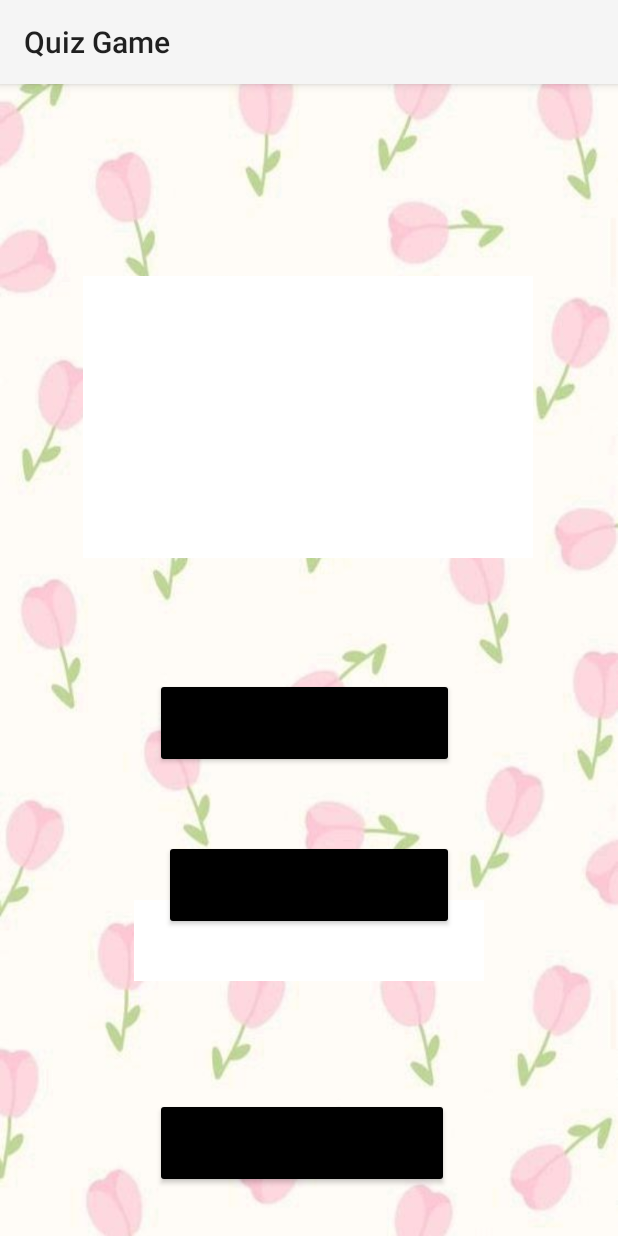
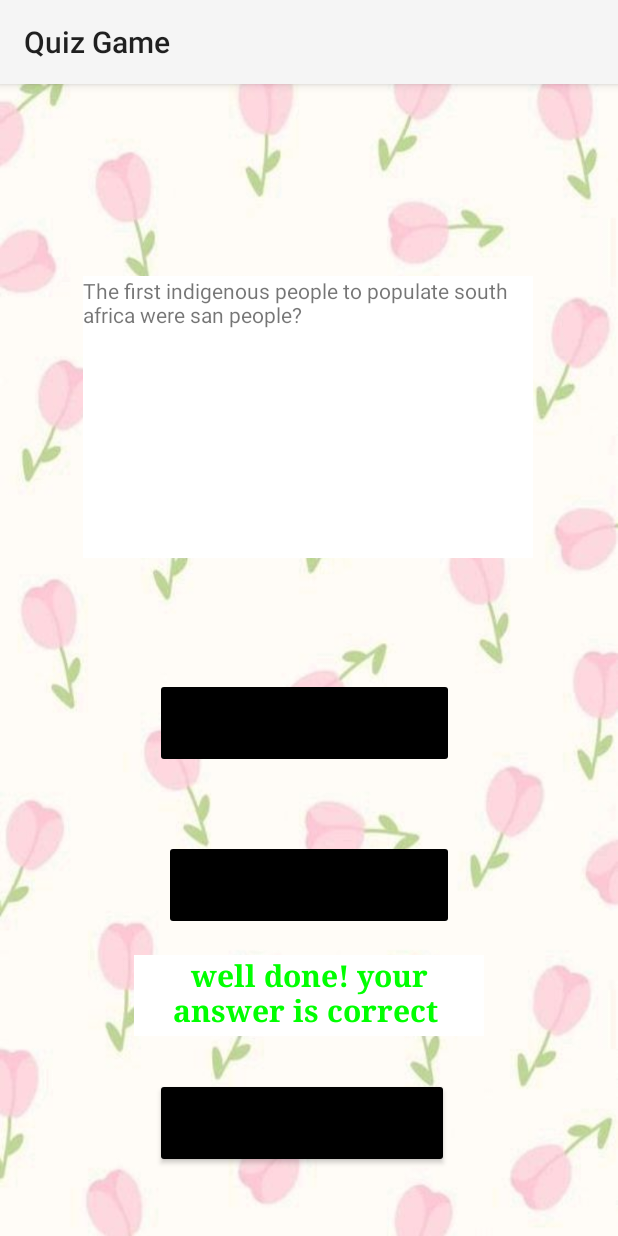
Before and after one commit to VCSTDN2024/imad5112-assignment-2-ST10480778, an Android app: the QuestionScreen1 screen opened directly, with no data from a screen before it, after a tap on "TRUE", on a phone screen of 412 x 824 dp. Run offline under Robolectric (Android 15) with nearby library versions, the phone set to English and light mode, and no system bars.

Commit message:
added: more code

```diff
--- a/app/src/main/AndroidManifest.xml
+++ b/app/src/main/AndroidManifest.xml
@@ -12,6 +12,12 @@
         android:supportsRtl="true"
         android:theme="@style/Theme.QuizGame"
         tools:targetApi="31">
+        <activity
+            android:name=".ReviewScreen"
+            android:exported="false" />
+        <activity
+            android:name=".ReviewScreen"
+            android:exported="false" />
         <activity
             android:name=".QuestionScreen1"
             android:exported="false" />
--- a/app/src/main/java/com/example/quizgame/MainActivity.kt
+++ b/app/src/main/java/com/example/quizgame/MainActivity.kt
@@ -1,5 +1,6 @@
 package com.example.quizgame
 
+import android.content.Intent
 import android.os.Bundle
 import android.widget.Button
 import androidx.activity.enableEdgeToEdge
@@ -23,7 +24,8 @@ class MainActivity : AppCompatActivity() {
 
         startBtn.setOnClickListener {
 
-
+        val intent = Intent(this ,QuestionScreen1::class.java)
+            startActivity(intent)
         }
 
 
--- a/app/src/main/java/com/example/quizgame/QuestionScreen1.kt
+++ b/app/src/main/java/com/example/quizgame/QuestionScreen1.kt
@@ -1,16 +1,41 @@
 package com.example.quizgame
 
+import android.content.Intent
+import android.graphics.Color
 import android.os.Bundle
 import android.widget.Button
+import android.widget.TextView
 import androidx.activity.enableEdgeToEdge
 import androidx.appcompat.app.AppCompatActivity
-import androidx.core.view.ViewCompat
-import androidx.core.view.WindowInsetsCompat
 
+/*
+*
+*
+*
+* */
 class QuestionScreen1 : AppCompatActivity() {
     private lateinit var posBtn: Button
     private lateinit var negBtn: Button
     private lateinit var nextBtn: Button
+    private lateinit var displayText:TextView
+    private lateinit var ResultsText:TextView
+
+   companion object {
+
+        val questions = arrayOf(
+            "The first indigenous people to populate south africa were san people?",
+            "Nelson mandela is south africa's current president?",
+            "South africa's national flower is the sunflower?",
+            "South Africa has three capital?",
+            "Mount Everest is the tallest mountain in the world?",
+        )
+        val answers = booleanArrayOf(true, false, false, true, true)
+    }
+
+
+
+    private var currentQuestionIndex =0
+    private var score = 0
 
     override fun onCreate(savedInstanceState: Bundle?) {
         super.onCreate(savedInstanceState)
@@ -20,34 +45,54 @@ class QuestionScreen1 : AppCompatActivity() {
         posBtn=findViewById(R.id.posBtn)
         negBtn=findViewById(R.id.negBtn)
         nextBtn=findViewById(R.id.nextBtn)
-        val category= arrayOf(
-            "General Knowledge"
-        )
-        val questions= arrayOf(
-            "It takes a sloth two weeks to digest a meal?",
-            "An ant can lift 1000 times its body weight?",
-            "The goat is the natural animal of Scotland?",
-            "South Africa has three capital?",
-            "Mount Everest is the tallest mountain in the world?"
-        )
-        val answers = booleanArrayOf(true,false,false,true,true)
+        displayText=findViewById(R.id.displayText)
+        ResultsText=findViewById(R.id.ResultsText)
 
+        displayQuestion()
 
         posBtn.setOnClickListener {
-
+            matchAnswerToQuestion(true)
         }
         negBtn.setOnClickListener {
-
+          matchAnswerToQuestion(false)
         }
 
         nextBtn.setOnClickListener {
+            currentQuestionIndex++
+            if (currentQuestionIndex <questions.size){
+                displayQuestion()
+                ResultsText.text = ""
+                posBtn.isEnabled = true
+                negBtn.isEnabled=true
+            }else{
+                val intent = Intent(this,Results::class.java)
+                intent.putExtra("score",score)
+                startActivity(intent)
+                finish()
+            }
+        }
+        nextBtn.isEnabled = false
+    }
+    private fun displayQuestion() {
 
+        displayText.text = questions[currentQuestionIndex]
+    }
+
+
+    private fun matchAnswerToQuestion(userAnswer:Boolean){
+        val correctAnswer = answers[currentQuestionIndex]
+
+       if (userAnswer == correctAnswer){
+            ResultsText.text="well done! your answer is correct "
+            ResultsText.setTextColor(Color.GREEN)
+            score++
+        } else{
+            ResultsText.text="incorrect"
+            ResultsText.setTextColor(Color.RED)
         }
+       posBtn.isEnabled = false
+       negBtn.isEnabled = false
+       nextBtn.isEnabled = true
+    }
 
-        ViewCompat.setOnApplyWindowInsetsListener(findViewById(R.id.main)) { v, insets ->
-            val systemBars = insets.getInsets(WindowInsetsCompat.Type.systemBars())
-            v.setPadding(systemBars.left, systemBars.top, systemBars.right, systemBars.bottom)
-            insets
-        }
-    }
 }
--- a/app/src/main/res/layout/activity_question_screen1.xml
+++ b/app/src/main/res/layout/activity_question_screen1.xml
@@ -3,18 +3,18 @@
     xmlns:app="http://schemas.android.com/apk/res-auto"
     xmlns:tools="http://schemas.android.com/tools"
     android:id="@+id/main"
-    android:background="@drawable/background"
     android:layout_width="match_parent"
     android:layout_height="match_parent"
+    android:background="@drawable/background"
     tools:context=".QuestionScreen1">
 
     <TextView
-        android:id="@+id/textView3"
+        android:id="@+id/displayText"
         android:layout_width="300dp"
         android:layout_height="188dp"
         android:layout_marginBottom="452dp"
+        android:background="@color/white"
         android:text=""
-        android:background="@color/white"
         app:layout_constraintBottom_toBottomOf="parent"
         app:layout_constraintEnd_toEndOf="parent"
         app:layout_constraintHorizontal_bias="0.495"
@@ -25,8 +25,8 @@
         android:layout_width="199dp"
         android:layout_height="60dp"
         android:layout_marginBottom="312dp"
+        android:backgroundTint="@color/black"
         android:text="True"
-        android:backgroundTint="@color/black"
         app:layout_constraintBottom_toBottomOf="parent"
         app:layout_constraintEnd_toEndOf="parent"
         app:layout_constraintHorizontal_bias="0.485"
@@ -37,37 +37,41 @@
         android:layout_width="193dp"
         android:layout_height="60dp"
         android:layout_marginBottom="204dp"
+        android:backgroundTint="@color/black"
         android:text="False"
-        android:backgroundTint="@color/black"
         app:layout_constraintBottom_toBottomOf="parent"
         app:layout_constraintEnd_toEndOf="parent"
         app:layout_constraintStart_toStartOf="parent" />
 
     <TextView
-        android:id="@+id/textView4"
+        android:id="@+id/ResultsText"
         android:layout_width="233dp"
         android:layout_height="54dp"
-        android:layout_marginTop="544dp"
+        android:layout_marginStart="89dp"
+        android:layout_marginEnd="89dp"
+        android:layout_marginBottom="133dp"
+        android:background="@color/white"
         android:fontFamily="serif"
         android:text=""
-        android:background="@color/white"
         android:textAlignment="center"
         android:textSize="20sp"
         android:textStyle="bold"
+        app:layout_constraintBottom_toBottomOf="parent"
         app:layout_constraintEnd_toEndOf="parent"
-        app:layout_constraintStart_toStartOf="parent"
-        app:layout_constraintTop_toTopOf="parent" />
+        app:layout_constraintStart_toStartOf="parent" />
 
     <Button
         android:id="@+id/nextBtn"
         android:layout_width="196dp"
         android:layout_height="60dp"
-        android:layout_marginBottom="32dp"
+        android:layout_marginStart="103dp"
+        android:layout_marginTop="28dp"
+        android:layout_marginEnd="112dp"
         android:backgroundTint="@color/black"
         android:text="Next"
-        app:layout_constraintBottom_toBottomOf="parent"
         app:layout_constraintEnd_toEndOf="parent"
-        app:layout_constraintHorizontal_bias="0.479"
-        app:layout_constraintStart_toStartOf="parent" />
+        app:layout_constraintHorizontal_bias="0.0"
+        app:layout_constraintStart_toStartOf="parent"
+        app:layout_constraintTop_toBottomOf="@+id/ResultsText" />
 
 </androidx.constraintlayout.widget.ConstraintLayout>
--- a/app/src/main/res/values/colors.xml
+++ b/app/src/main/res/values/colors.xml
@@ -2,5 +2,8 @@
 <resources>
     <color name="black">#FF000000</color>
     <color name="white">#FFFFFFFF</color>
-
+    <color name="PunchRed">#EC5578</color>
+    <color name="Red">#92001E</color>
+    <color name="Green">#4EA217</color>
+    <color name="Purple">#BE2ED6</color>
 </resources>
```
Also changed, not shown: app/src/main/java/com/example/quizgame/Results.kt (added, +58 -0 lines), app/src/main/java/com/example/quizgame/ReviewScreen.kt (added, +26 -0 lines), app/src/main/res/layout-land/activity_results.xml (added, +52 -0 lines), app/src/main/res/layout/activity_main.xml (+6 -5 lines), app/src/main/res/layout/activity_results.xml (added, +64 -0 lines), app/src/main/res/layout/activity_review_screen.xml (added, +52 -0 lines), app/src/main/res/drawable/quizlogo.png (added).
